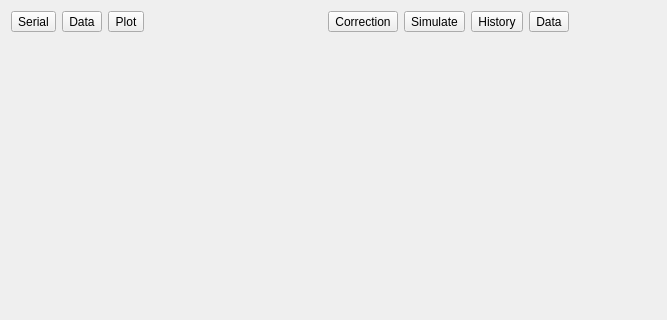
The window that src/mode/FormExpert/formexpert.ui (MRsoymilk/MySerial) describes before a commit, drawn with Qt 5; both pictures show x 0 to 667 and y 0 to 320 of the 977 by 572 pixel window.
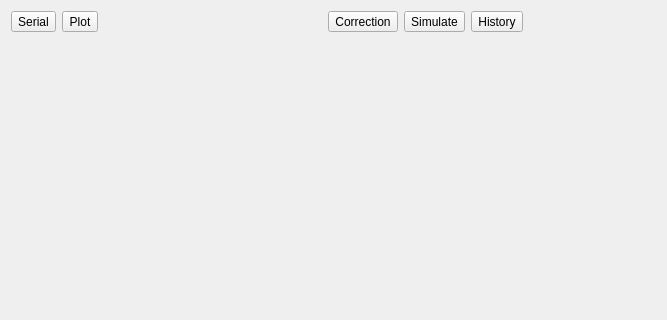
The same window after the commit.

Commit message: remove FormData & PlotData: Fix Windows rendering stuttering

What changed in the file:
```diff
--- a/src/mode/FormExpert/formexpert.ui
+++ b/src/mode/FormExpert/formexpert.ui
@@ -23,13 +23,6 @@
        </property>
       </widget>
      </item>
-     <item>
-      <widget class="QToolButton" name="btnData">
-       <property name="text">
-        <string>Data</string>
-       </property>
-      </widget>
-     </item>
      <item>
       <widget class="QToolButton" name="btnPlot">
        <property name="text">
@@ -71,13 +64,6 @@
        </property>
       </widget>
      </item>
-     <item>
-      <widget class="QToolButton" name="tBtnData">
-       <property name="text">
-        <string>Data</string>
-       </property>
-      </widget>
-     </item>
      <item>
       <spacer name="horizontalSpacer_2">
        <property name="orientation">
```
The commit also changes 23 other files.
